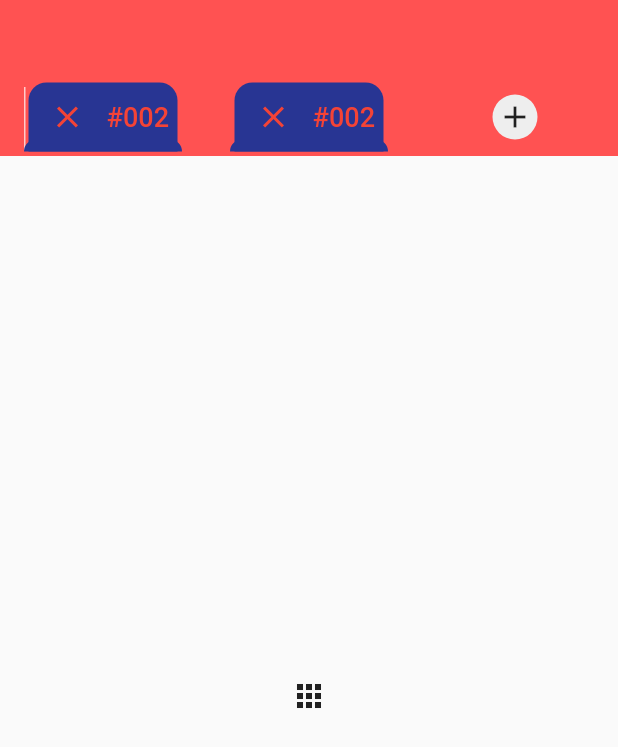
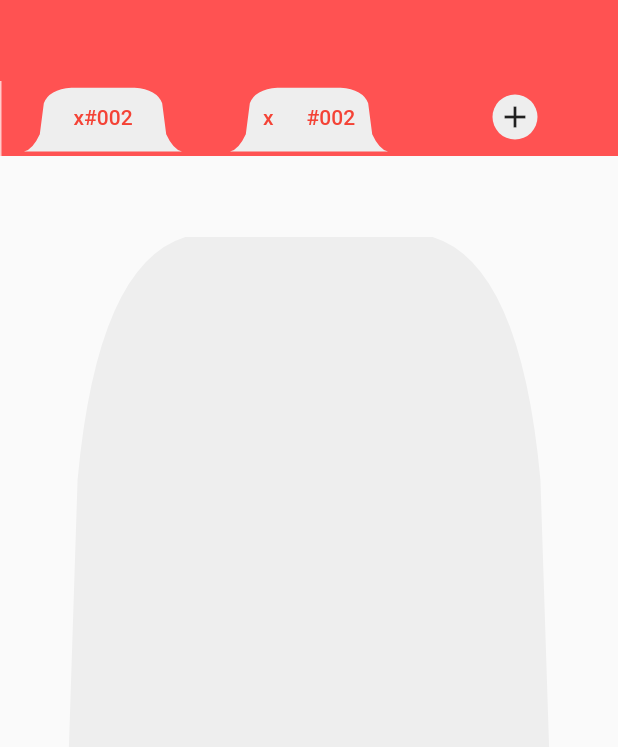
Before and after one commit to trantheho/flutter_bss_tabbar, a Flutter app: the screen it shows after launch, on a phone screen of 412 x 824 dp. Shown: the top 747 px of the screen. Run offline on Flutter 3.47's test engine with Material 2 defaults, Android fonts, the phone set to English and light mode, and no system bars.

Commit message:
update shape border for tab item

```diff
--- /dev/null
+++ b/lib/custom_painter.dart
@@ -0,0 +1,31 @@
+import 'package:flutter/cupertino.dart';
+
+class ShapePainter extends CustomPainter{
+  @override
+  void paint(Canvas canvas, Size size) {
+    var paint = Paint();
+    //set color
+    paint.color = Color(0xffeeeeee);
+    paint.style = PaintingStyle.fill;
+
+    var path = Path();
+
+    path =Path();
+    path.moveTo(0, size.height); //A
+    path.quadraticBezierTo(size.width * 0.055, size.height * 0.975, size.width * 0.1, size.height * 0.75); // B - C
+    path.lineTo(size.width * 0.1255, size.height * 0.3); // D
+    path.quadraticBezierTo(size.width * 0.1575, size.height * 0.1, size.width * 0.3, size.height * 0.075); // E - F
+    path.lineTo(size.width * (1-0.3), size.height * 0.075); // G
+    path.quadraticBezierTo(size.width * (1-0.1575), size.height * 0.1, size.width * (1-0.1255), size.height * 0.3); // H - I
+    path.lineTo(size.width * (1-0.1), size.height * 0.75); // K
+    path.quadraticBezierTo(size.width * (1 - 0.055), size.height * 0.975, size.width, size.height);
+    canvas.drawPath(path, paint);
+
+  }
+
+  @override
+  bool shouldRepaint(CustomPainter oldDelegate) {
+    return true;
+  }
+
+}
--- a/lib/main.dart
+++ b/lib/main.dart
@@ -1,5 +1,6 @@
 import 'package:flutter/cupertino.dart';
 import 'package:flutter/material.dart';
+import 'package:flutterbsstabbar/custom_painter.dart';
 
 void main() => runApp(MyApp());
 
@@ -41,7 +42,6 @@ class _MyHomePageState extends State<MyHomePage> {
             bottom: TabBar(
                 labelColor: Colors.redAccent,
                 unselectedLabelColor: Colors.white,
-                indicatorSize: TabBarIndicatorSize.label,
                 indicator: BoxDecoration(
                   /*borderRadius: BorderRadius.only(
                         topLeft: Radius.circular(12),
@@ -50,35 +50,26 @@ class _MyHomePageState extends State<MyHomePage> {
                       left: BorderSide(
                       color: Colors.white70, width: 1, style: BorderStyle.solid)),
                 ),
-                indicatorPadding: EdgeInsets.only(top: 4, bottom: 4),
                 tabs: [
                   Tab(
-                    child: Stack(
+                    child: CustomPaint(
+                      painter: ShapePainter(),
+                      child: Row(
+                        mainAxisAlignment: MainAxisAlignment.center,
                         children: <Widget>[
-                        Padding(
-                          padding: const EdgeInsets.only(left: 3, right: 3),
-                          child: Container(
-                            decoration: BoxDecoration(
-                                color: Color(0xff283593),
-                                borderRadius: BorderRadius.only(
-                                  topLeft: Radius.circular(12),
-                                  topRight: Radius.circular(12),
-                                )
+                          Align(
+                            child: Text("x",
+                              style: TextStyle(
+                                color: Colors.red,
+                                fontSize: 14,
                               ),
-                            child: Row(
-                              children: <Widget>[
-                                Padding(
-                                  padding: const EdgeInsets.only(left: 2, right: 2),
-                                  child: IconButton(
-                                    icon: Icon(Icons.clear, color: Colors.red,),
                             ),
                           ),
                           Align(
-                                  alignment: Alignment.center,
                             child: Text("#002",
                               style: TextStyle(
                                 color: Colors.red,
-                                      fontSize: 18,
+                                fontSize: 14,
                               ),
                             ),
                           ),
@@ -86,51 +77,25 @@ class _MyHomePageState extends State<MyHomePage> {
                       ),
                     ),
                   ),
-                        Column(
-                          mainAxisAlignment: MainAxisAlignment.end,
+                  Tab(
+                    child: CustomPaint(
+                      painter: ShapePainter(),
+                      child: Row(
+                        mainAxisAlignment: MainAxisAlignment.spaceEvenly,
                         children: <Widget>[
-                            Container(
-                              height: 8,
-                              decoration: BoxDecoration(
-                                  color: Color(0xff283593),
-                                  borderRadius: BorderRadius.only(
-                                    topLeft: Radius.circular(16),
-                                    topRight: Radius.circular(16),
-                                  )
+                          Align(
+                            child: Text("x",
+                              style: TextStyle(
+                                color: Colors.red,
+                                fontSize: 14,
                               ),
-                            ),
-                          ],
-                        ),
-                      ],
-                    ),
-                  ),
-                  Tab(
-                    child: Stack(
-                      children: <Widget>[
-                        Padding(
-                          padding: const EdgeInsets.only(left: 3, right: 3),
-                          child: Container(
-                            decoration: BoxDecoration(
-                                color: Color(0xff283593),
-                                borderRadius: BorderRadius.only(
-                                  topLeft: Radius.circular(12),
-                                  topRight: Radius.circular(12),
-                                )
-                            ),
-                            child: Row(
-                              children: <Widget>[
-                                Padding(
-                                  padding: const EdgeInsets.only(left: 2, right: 2),
-                                  child: IconButton(
-                                    icon: Icon(Icons.clear, color: Colors.red,),
                             ),
                           ),
                           Align(
-                                  alignment: Alignment.center,
                             child: Text("#002",
                               style: TextStyle(
                                 color: Colors.red,
-                                      fontSize: 18,
+                                fontSize: 14,
                               ),
                             ),
                           ),
@@ -138,30 +103,6 @@ class _MyHomePageState extends State<MyHomePage> {
                       ),
                     ),
                   ),
-                        Column(
-                          mainAxisAlignment: MainAxisAlignment.end,
-                          children: <Widget>[
-                            Container(
-                              height: 8,
-                              decoration: BoxDecoration(
-                                  color: Color(0xff283593),
-                                  borderRadius: BorderRadius.only(
-                                    topLeft: Radius.circular(16),
-                                    topRight: Radius.circular(16),
-                                  )
-                              ),
-                            ),
-                          ],
-                        ),
-                      ],
-                    ),
-                  ),
-                  /*Tab(
-                    child: Align(
-                      alignment: Alignment.center,
-                      child: Text("GAMES"),
-                    ),
-                  ),*/
                   FlatButton(
                       onPressed: (){
                         print("add new tab");
@@ -178,7 +119,9 @@ class _MyHomePageState extends State<MyHomePage> {
             ),
           ),
           body: TabBarView(children: [
-            Icon(Icons.apps),
+            CustomPaint(
+              painter: ShapePainter(),
+            ),
             Icon(Icons.movie),
             Icon(Icons.games),
           ]),
```
Also changed, not shown: lib/bss_tab.dart (added). Lines whose indentation alone changed are shown as unchanged.
